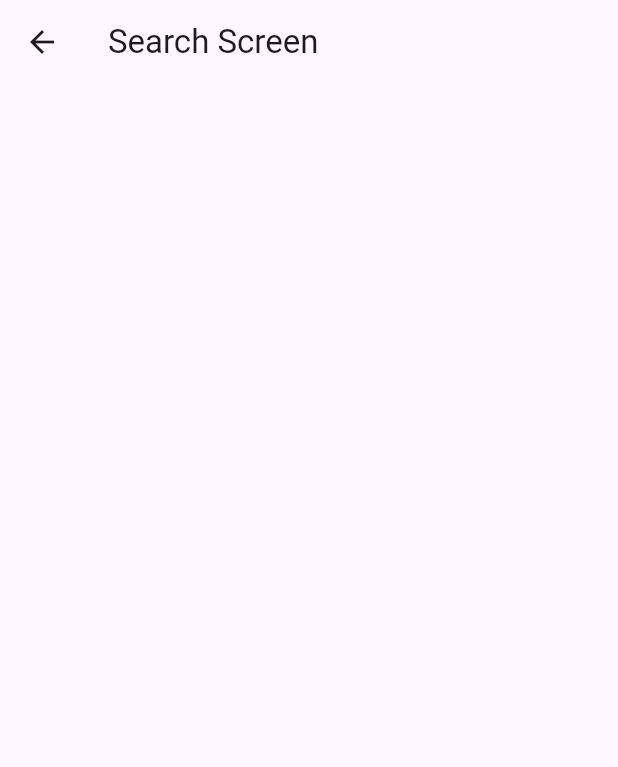
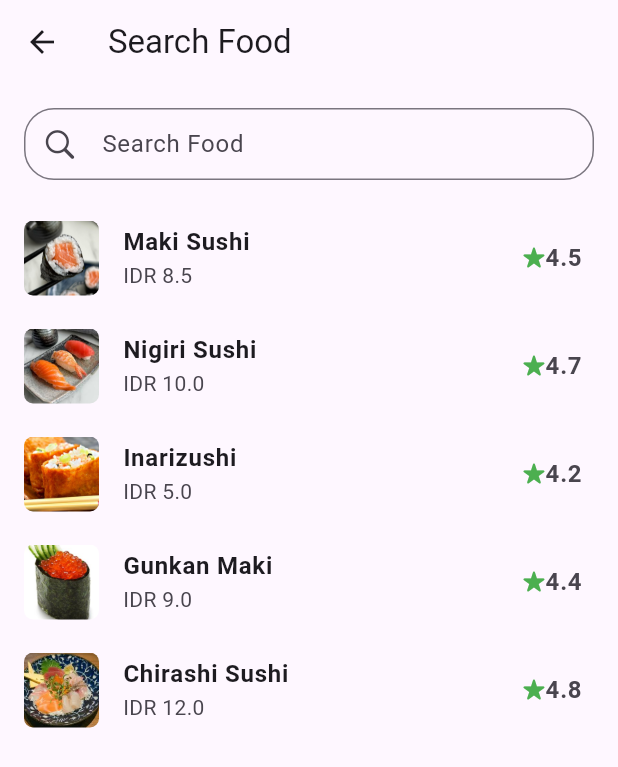
Before and after one commit to ajiibrahim01/sushi_app, a Flutter app: the SearchScreen screen opened directly, on a phone screen of 412 x 824 dp. Shown: the top 767 px of the screen. Run offline on Flutter 3.47's test engine with Material 3 defaults, Android fonts, the phone set to English and light mode, and no system bars; our stand-ins replace shimmer.

```diff
--- a/lib/screens/dashboard.dart
+++ b/lib/screens/dashboard.dart
@@ -29,12 +29,6 @@ class _DashboardState extends State<Dashboard> {
     setState(() {
       foods = jsonMap.map((e) => Food.fromJson(e)).toList();
     });
-
-    if (foods.isNotEmpty) {
-      debugPrint(foods[0].name); // Safely print the name of the first food
-    } else {
-      debugPrint('No foods available in the JSON');
-    }
   }
 
   void detailFood(int index) {
--- a/lib/screens/search_screen.dart
+++ b/lib/screens/search_screen.dart
@@ -1,5 +1,10 @@
+import 'dart:convert';
+
 import 'package:flutter/cupertino.dart';
 import 'package:flutter/material.dart';
+import 'package:flutter/services.dart';
+import 'package:sushi_app/models/food.dart';
+import 'package:sushi_app/screens/detail_screen.dart';
 
 class SearchScreen extends StatefulWidget {
   const SearchScreen({super.key});
@@ -9,11 +14,115 @@ class SearchScreen extends StatefulWidget {
 }
 
 class _SearchScreenState extends State<SearchScreen> {
+  List<Food> foods = [];
+  List<Food> _foundedFoods = [];
+
+  Future<void> getFoods() async {
+    String foodData =
+        await rootBundle.loadString('assets/assets/json/food.json');
+
+    List<dynamic> jsonMap = json.decode(foodData);
+
+    setState(() {
+      foods = jsonMap.map((e) => Food.fromJson(e)).toList();
+      _foundedFoods = foods;
+    });
+  }
+
+  onSearchFood(String query) {
+    setState(() {
+      _foundedFoods = foods
+          .where((element) =>
+              element.name!.toLowerCase().contains(query.toLowerCase()))
+          .toList();
+    });
+  }
+
+  @override
+  void initState() {
+    super.initState();
+    getFoods();
+  }
+
   @override
   Widget build(BuildContext context) {
     return Scaffold(
       appBar: AppBar(
-        title: Text('Search Screen'),
+        title: Text('Search Food'),
+      ),
+      body: Column(
+        children: [
+          Padding(
+            padding: const EdgeInsets.all(16.0),
+            child: TextField(
+              decoration: InputDecoration(
+                  //labelText: 'Search Food',
+                  hintText: 'Search Food',
+                  border: OutlineInputBorder(
+                    borderRadius: BorderRadius.circular(20),
+                  ),
+                  prefixIcon: Icon(CupertinoIcons.search),
+                  contentPadding: EdgeInsets.fromLTRB(18, 0, 18, 0)),
+              onChanged: (value) {
+                setState(() {
+                  onSearchFood(value.toString());
+                });
+              },
+            ),
+          ),
+          ListView.builder(
+              shrinkWrap: true,
+              itemCount: _foundedFoods.length,
+              itemBuilder: (context, index) {
+                return ListTile(
+                  onTap: () {
+                    Navigator.push(
+                        context,
+                        MaterialPageRoute(
+                          builder: (context) => DetailScreen(
+                            food: _foundedFoods[index],
+                          ),
+                        ));
+                  },
+                  leading: SizedBox(
+                    width: 50,
+                    height: 50,
+                    child: ClipRRect(
+                      borderRadius: BorderRadius.circular(6),
+                      child: Image.asset(
+                        _foundedFoods[index].imagePath.toString(),
+                        fit: BoxFit.cover,
+                      ),
+                    ),
+                  ),
+                  title: Text(
+                    _foundedFoods[index].name.toString(),
+                    style: TextStyle(
+                      fontWeight: FontWeight.bold,
+                      fontSize: 16,
+                    ),
+                  ),
+                  subtitle: Text('IDR ${_foundedFoods[index].price}'),
+                  trailing: Row(
+                    mainAxisSize: MainAxisSize.min,
+                    children: [
+                      Icon(
+                        CupertinoIcons.star_fill,
+                        size: 15,
+                        color: Colors.green,
+                      ),
+                      Text(
+                        _foundedFoods[index].rating.toString(),
+                        style: TextStyle(
+                          fontWeight: FontWeight.bold,
+                          fontSize: 16,
+                        ),
+                      ),
+                    ],
+                  ),
+                );
+              }),
+        ],
       ),
     );
   }
```
Also changed, not shown: lib/screens/cart_screen.dart (+10 -2 lines), lib/screens/payment_screen.dart (added, +298 -0 lines), assets/assets/images/mc_logo_transparent.png (added), assets/assets/images/visa_logo_transparent.png (added).
